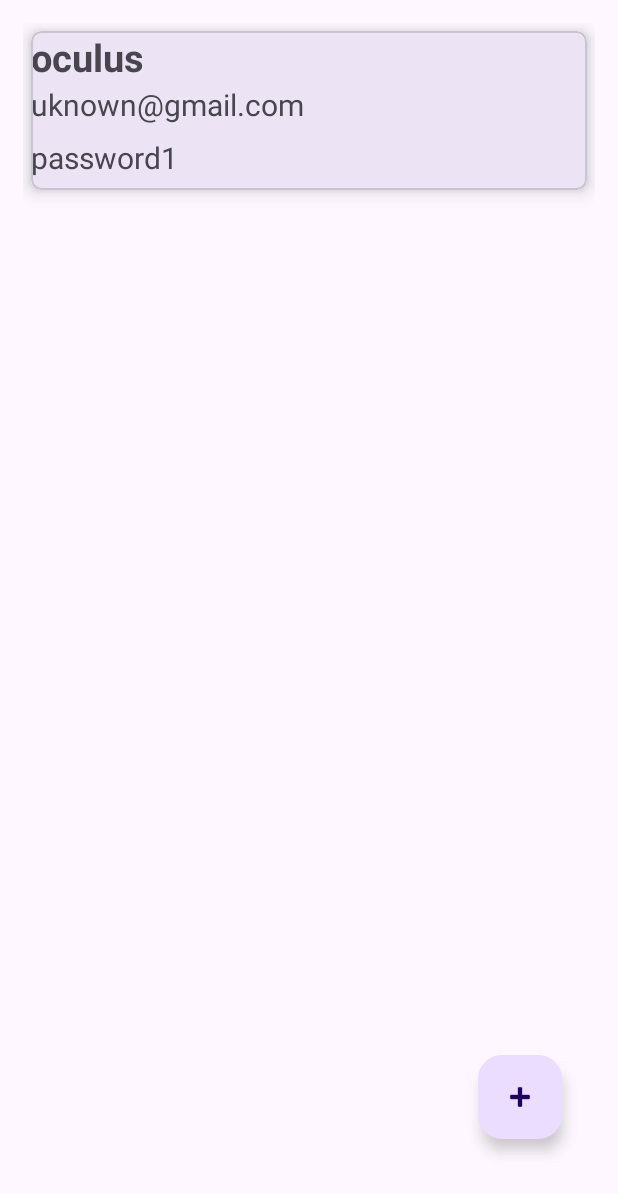
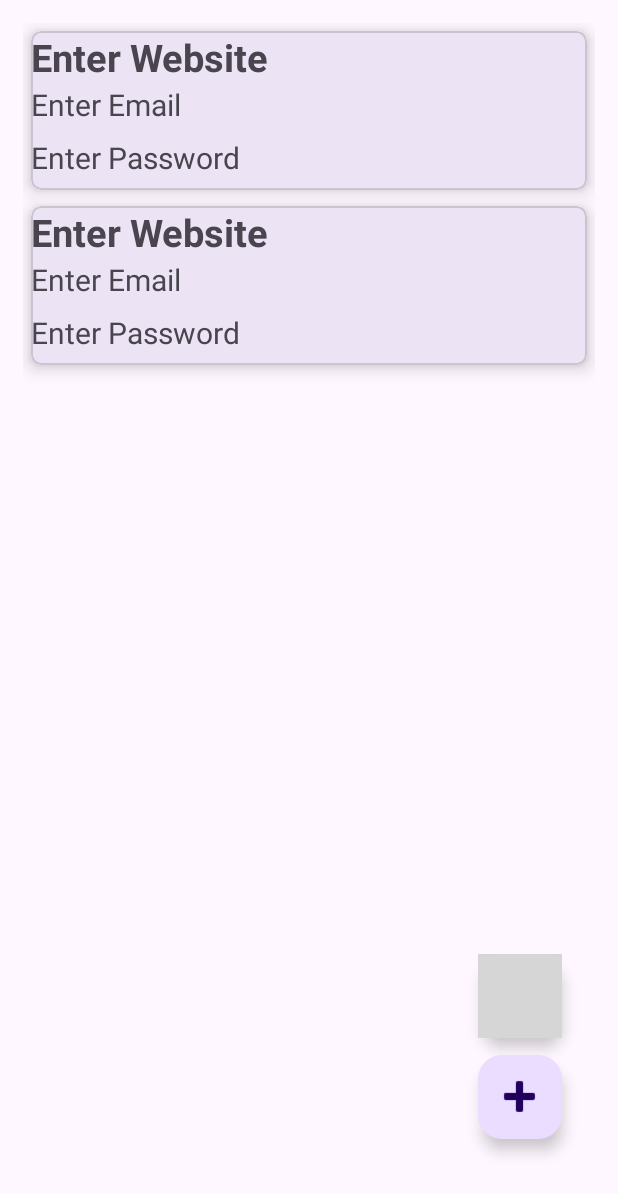
Before and after one commit to AnshukGottipati/projectOne, an Android app: the MainActivity2 screen opened directly, with no data from a screen before it, after a tap on an icon or button, on a phone screen of 412 x 824 dp. Shown: the top 1194 px of the screen. Run offline under Robolectric (Android 15) with nearby library versions, the light colour scheme and no system bars; grey boxes are pictures that could not be loaded.

Commit message:
7/12 saving changes

```diff
--- a/app/src/main/AndroidManifest.xml
+++ b/app/src/main/AndroidManifest.xml
@@ -3,6 +3,7 @@
     xmlns:tools="http://schemas.android.com/tools" >
 
     <application
+        android:name=".MyApplication"
         android:allowBackup="true"
         android:dataExtractionRules="@xml/data_extraction_rules"
         android:fullBackupContent="@xml/backup_rules"
--- a/app/src/main/java/com/example/projectone/MainActivity2.java
+++ b/app/src/main/java/com/example/projectone/MainActivity2.java
@@ -12,47 +12,64 @@
 import com.google.android.material.floatingactionbutton.FloatingActionButton;
 
 import java.util.ArrayList;
+import java.util.List;
 
 public class MainActivity2 extends AppCompatActivity {
 
 
-    private FloatingActionButton btnNewEntry;
+    private FloatingActionButton btnNewEntry,btnReload;
     private RecyclerView passwordRecyclerView;
     private passwordRecyclerViewAdapter adapter;
+
+    MyApplication myApplication = (MyApplication) this.getApplication();
+    List<AccountPassword> ap;
     @Override
     protected void onCreate(Bundle savedInstanceState) {
         super.onCreate(savedInstanceState);
         setContentView(R.layout.activity_main2);
+        ap = myApplication.getApList();
 
-        adapter = new passwordRecyclerViewAdapter(this);
+        adapter = new passwordRecyclerViewAdapter(ap,MainActivity2.this);
         passwordRecyclerView = findViewById(R.id.passwordRecyclerview);
 
         passwordRecyclerView.setAdapter(adapter);
         passwordRecyclerView.setLayoutManager(new GridLayoutManager(this,1));
 
-        ArrayList<AccountPassword> ap= new ArrayList<>();
-        ap.add(new AccountPassword(1,"oculus","uknown@gmail.com","password1"));
 
 
-
-        adapter.setDetails(ap);
+        //adapter.setDetails(ap);
 
         initViews();
         btnNewEntry.setOnClickListener(new View.OnClickListener() {
             @Override
             public void onClick(View view) {
 
-               // ap.add(new AccountPassword(ap.size()+1,"Enter Website","Enter Email","Enter Password"));
+                ap.add(new AccountPassword(myApplication.getNextId(),"Enter Website","Enter Email","Enter Password"));
+                MyApplication.setNextId(MyApplication.getNextId()+1);
 
                 adapter.setDetails(ap);
 
             }
         });
+
+        btnReload.setOnClickListener(new View.OnClickListener() {
+            @Override
+            public void onClick(View view) {
+
+                adapter.setDetails(ap);
+
+            }
+        });
+
+
+
     }
+
+
 
     private void initViews(){
         btnNewEntry = findViewById(R.id.fab1);
-
+        btnReload = findViewById(R.id.fab2);
 
     }
 }
--- /dev/null
+++ b/app/src/main/java/com/example/projectone/MyApplication.java
@@ -0,0 +1,37 @@
+package com.example.projectone;
+
+import android.app.Application;
+
+import java.util.ArrayList;
+import java.util.List;
+
+public class MyApplication extends Application {
+
+    private static List<AccountPassword> ap = new ArrayList<AccountPassword>();
+    private static int nextId = 1;
+
+    public MyApplication() {
+        fillAccount();
+    }
+
+    private void fillAccount() {
+        AccountPassword a0 = new AccountPassword(0,"Enter Website","Enter Email","Enter Password");
+        ap.add(a0);
+    }
+
+    public static List<AccountPassword> getApList() {
+        return ap;
+    }
+
+    public static void setApList(List<AccountPassword> apList) {
+        MyApplication.ap = apList;
+    }
+
+    public static int getNextId() {
+        return nextId;
+    }
+
+    public static void setNextId(int nextId) {
+        MyApplication.nextId = nextId;
+    }
+}
--- a/app/src/main/java/com/example/projectone/passwordRecyclerViewAdapter.java
+++ b/app/src/main/java/com/example/projectone/passwordRecyclerViewAdapter.java
@@ -16,15 +16,18 @@
 import org.w3c.dom.Text;
 
 import java.util.ArrayList;
+import java.util.List;
 
 public class passwordRecyclerViewAdapter extends RecyclerView.Adapter<passwordRecyclerViewAdapter.ViewHolder> {
     private static final String TAG = "passwordRecyclerViewAdapter";
-    private Context mContext;
-    public passwordRecyclerViewAdapter(Context mContext){
-        this.mContext = mContext;
+    private Context context;
+    private List<AccountPassword> details = new ArrayList<>();
+    public passwordRecyclerViewAdapter(List<AccountPassword> details,Context context){
+        this.details = details;
+        this.context = context;
     }
 
-    private ArrayList<AccountPassword> details = new ArrayList<>();
+
 
 
 
@@ -45,9 +48,10 @@
         holder.parent.setOnClickListener(new View.OnClickListener() {
             @Override
             public void onClick(View view) {
-                Intent intent = new Intent(mContext, account.class);
-
-                mContext.startActivity(intent);
+                Intent intent = new Intent(context, account.class);
+                String i = Integer.toString(holder.getAdapterPosition());
+                intent.putExtra("ind",i);
+                context.startActivity(intent);
             }
         });
 
@@ -58,10 +62,12 @@
         return details.size();
     }
 
-    public void setDetails(ArrayList<AccountPassword> details) {
+    public void setDetails(List<AccountPassword> details) {
         this.details = details;
         notifyDataSetChanged();
     }
+
+
 
     public class ViewHolder extends RecyclerView.ViewHolder{
         private CardView parent;
--- a/app/src/main/res/layout/activity_main2.xml
+++ b/app/src/main/res/layout/activity_main2.xml
@@ -18,7 +18,7 @@
         app:layout_constraintHorizontal_bias="0.896"
         app:layout_constraintStart_toStartOf="parent"
         app:layout_constraintTop_toTopOf="parent"
-
+        app:maxImageSize="38dp"
         app:layout_constraintVertical_bias="0.916"
         tools:ignore="ImageContrastCheck"
         />
@@ -31,4 +31,19 @@
         tools:layout_editor_absoluteY="1dp"
         android:layout_margin="15dp"/>
 
+    <com.google.android.material.floatingactionbutton.FloatingActionButton
+        android:id="@+id/fab2"
+        android:layout_width="wrap_content"
+        android:layout_height="wrap_content"
+        android:clickable="true"
+        app:layout_constraintBottom_toBottomOf="parent"
+        app:layout_constraintEnd_toEndOf="parent"
+        app:layout_constraintHorizontal_bias="0.896"
+        app:layout_constraintStart_toStartOf="parent"
+        app:layout_constraintTop_toTopOf="parent"
+        app:layout_constraintVertical_bias="0.828"
+        android:src="@drawable/ic_floaticon_foreground"
+        app:maxImageSize="60dp"
+        />
+
 </androidx.constraintlayout.widget.ConstraintLayout>
```
Also changed, not shown: app/src/main/java/com/example/projectone/account.java (+32 -5 lines).
